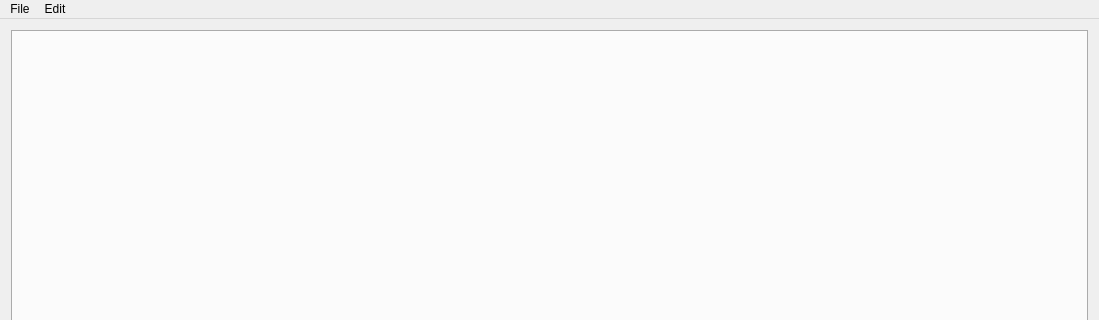
Before: the Qt Designer form mainwindow.ui in jlbrd/qchercheur, drawn with Qt 5; both pictures show x 0 to 1099 and y 0 to 320 of the 1099 by 778 pixel window.
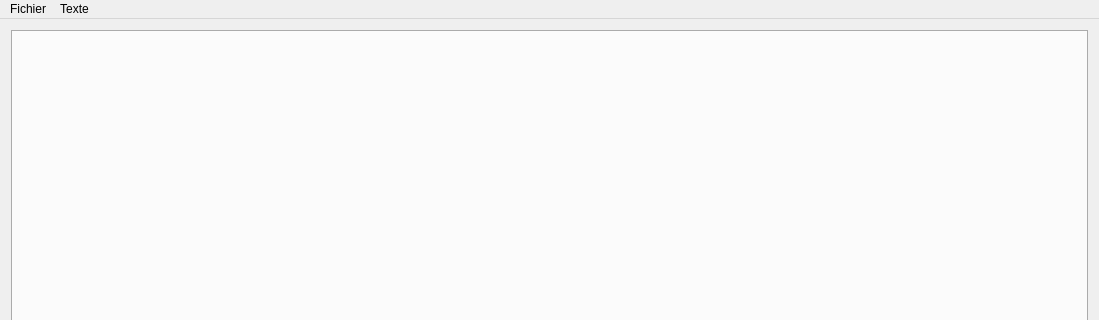
After: the same form once the commit is applied. Icons and pictures are not drawn.

The edit to the form file:
```diff
--- a/mainwindow.ui
+++ b/mainwindow.ui
@@ -50,7 +50,7 @@
    </property>
    <widget class="QMenu" name="menuFile">
     <property name="title">
-     <string>File</string>
+     <string>Fichier</string>
     </property>
     <addaction name="actionNew"/>
     <addaction name="actionOpen"/>
@@ -60,7 +60,7 @@
    </widget>
    <widget class="QMenu" name="menuEdit">
     <property name="title">
-     <string>Edit</string>
+     <string>Texte</string>
     </property>
     <addaction name="actionFind"/>
     <addaction name="actionNext"/>
```
Left out of the diff: 11 changed lines with no effect on the pictures.
